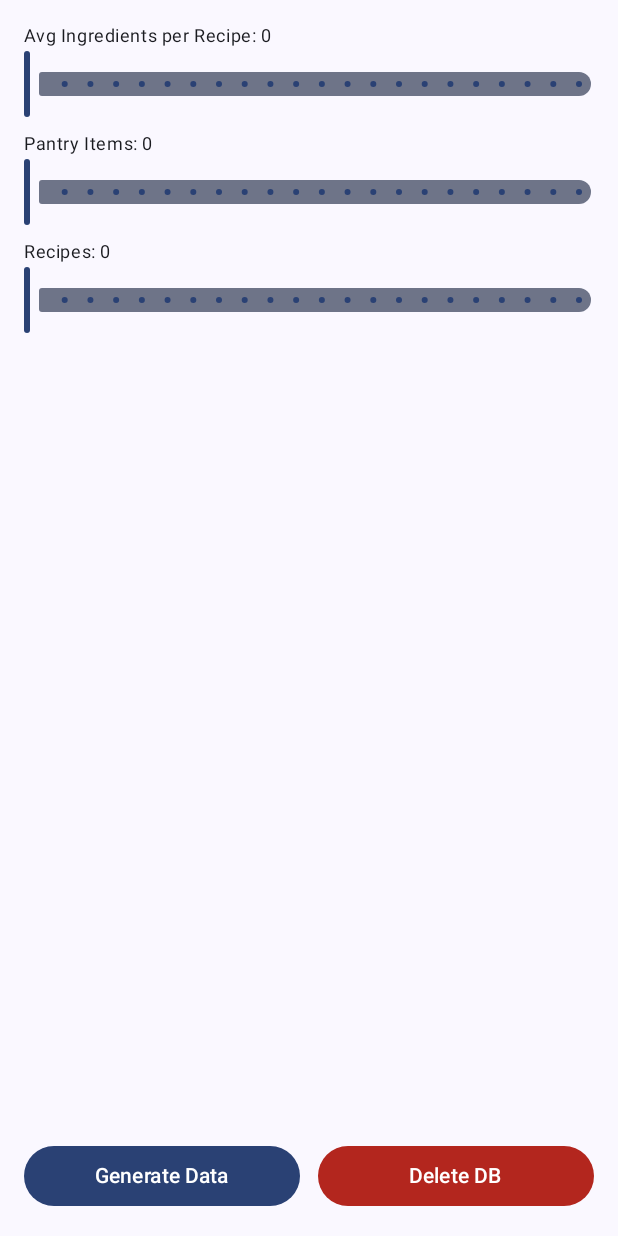
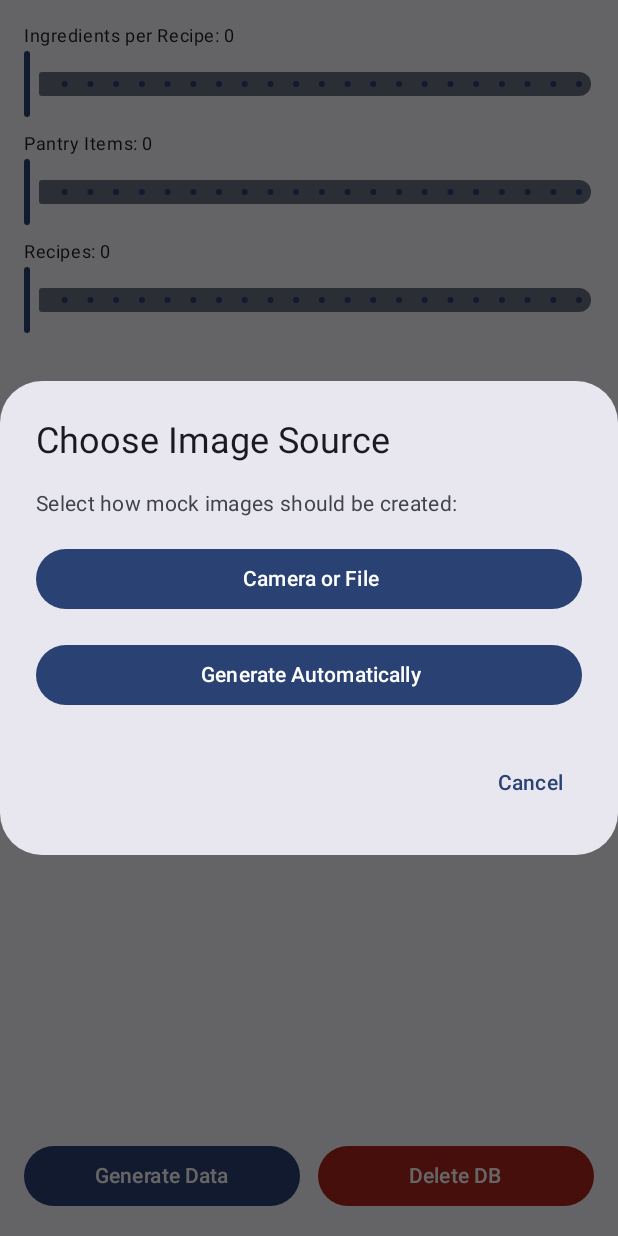
Before and after one commit to fishelbow/Whats-for-dinner-Android-app, an Android app built with Jetpack Compose: the composable DebugToolsScreen shown on its own in the app's theme, after a tap on "Generate Data", on a phone screen of 412 x 824 dp. Run offline under Robolectric (Android 15) with nearby library versions, the phone set to English and light mode, and no system bars; our stand-ins replace Dagger/Hilt's generated code, Room's generated code.

Commit message:
work on mock data

```diff
--- a/app/src/main/java/com/example/possiblythelastnewproject/core/utils/ImagePickerLauncher.kt
+++ b/app/src/main/java/com/example/possiblythelastnewproject/core/utils/ImagePickerLauncher.kt
@@ -94,7 +94,7 @@ fun saveBitmapToInternalStorage(context: Context, bitmap: Bitmap): Uri? {
     return try {
         val file = File(context.filesDir, filename)
         FileOutputStream(file).use { out ->
-            bitmap.compress(Bitmap.CompressFormat.JPEG, 80, out)
+            bitmap.compress(Bitmap.CompressFormat.JPEG, 85, out)
         }
         FileProvider.getUriForFile(context, "${context.packageName}.provider", file)
     } catch (e: Exception) {
--- a/app/src/main/java/com/example/possiblythelastnewproject/debug/DebugToolsScreen.kt
+++ b/app/src/main/java/com/example/possiblythelastnewproject/debug/DebugToolsScreen.kt
@@ -1,5 +1,6 @@
 package com.example.possiblythelastnewproject.debug
 
+import android.net.Uri
 import androidx.activity.compose.BackHandler
 import androidx.compose.foundation.layout.*
 import androidx.compose.foundation.rememberScrollState
@@ -10,7 +11,12 @@ import androidx.compose.ui.Modifier
 import androidx.compose.ui.platform.LocalContext
 import androidx.compose.ui.unit.dp
 import androidx.hilt.navigation.compose.hiltViewModel
+import com.example.possiblythelastnewproject.core.utils.copyUriToInternalStorage
+import com.example.possiblythelastnewproject.core.utils.imagePicker
+import kotlinx.coroutines.Dispatchers
 import kotlinx.coroutines.launch
+import kotlinx.coroutines.withContext
+import androidx.compose.ui.Alignment
 
 @Composable
 fun DebugToolsScreen() {
@@ -22,8 +28,10 @@ fun DebugToolsScreen() {
     var recipeCount by remember { mutableFloatStateOf(0f) }
     var ingredientAmount by remember { mutableFloatStateOf(0f) }
 
+    var showImageSourceDialog by remember { mutableStateOf(false) }
     var showDeleteDialog by remember { mutableStateOf(false) }
     var showSecondConfirm by remember { mutableStateOf(false) }
+    var selectedImageUri by remember { mutableStateOf<Uri?>(null) }
 
     val isLoading by viewModel.isLoading
     val progress by viewModel.progress
@@ -32,16 +40,55 @@ fun DebugToolsScreen() {
 
     val scrollState = rememberScrollState()
 
-    fun triggerMockGeneration() {
-        viewModel.beginLoading() // 🔥 trigger loading UI immediately
+    fun launchSyntheticGeneration() {
+        val generator: suspend (String) -> Uri = { label ->
+            withContext(Dispatchers.IO) {
+                generateMockImage(context, label)
+            }
+        }
+        viewModel.beginLoading()
         coroutineScope.launch {
             viewModel.loadTestData(
                 context = context,
                 pantryCount = pantryCount.toInt(),
                 recipeCount = recipeCount.toInt(),
-                ingredientCount = ingredientAmount.toInt()
+                ingredientCount = ingredientAmount.toInt(),
+                generateImage = generator
             )
         }
+    }
+
+    fun launchClonedGeneration(source: Uri?) {
+        if (source == null) return
+        val clonedSource = source
+        val generator: suspend (String) -> Uri = { _ ->
+            withContext(Dispatchers.IO) {
+                copyUriToInternalStorage(context, clonedSource)
+                    ?: generateMockImage(context, "fallback")
+            }
+        }
+        viewModel.beginLoading()
+        coroutineScope.launch {
+            viewModel.loadTestData(
+                context = context,
+                pantryCount = pantryCount.toInt(),
+                recipeCount = recipeCount.toInt(),
+                ingredientCount = ingredientAmount.toInt(),
+                generateImage = generator
+            )
+        }
+    }
+
+    val pickFromGallery = imagePicker { uri ->
+        selectedImageUri = uri
+        showImageSourceDialog = false
+        launchClonedGeneration(uri)
+    }
+
+    val captureFromCamera = imagePicker { uri ->
+        selectedImageUri = uri
+        showImageSourceDialog = false
+        launchClonedGeneration(uri)
     }
 
     Column(
@@ -56,13 +103,12 @@ fun DebugToolsScreen() {
                 .verticalScroll(scrollState)
         ) {
             SliderWithLabel(
-                label = "Avg Ingredients per Recipe",
+                label = "Ingredients per Recipe",
                 value = ingredientAmount,
                 onValueChange = { ingredientAmount = it },
                 valueRange = 1f..100f,
                 enabled = !isLoading
             )
-
             SliderWithLabel(
                 label = "Pantry Items",
                 value = pantryCount,
@@ -70,7 +116,6 @@ fun DebugToolsScreen() {
                 valueRange = 0f..100_000f,
                 enabled = !isLoading
             )
-
             SliderWithLabel(
                 label = "Recipes",
                 value = recipeCount,
@@ -84,30 +129,17 @@ fun DebugToolsScreen() {
             if (isLoading) {
                 val stage by viewModel.loadingStage
                 val detail by viewModel.loadingDetail
-
                 Column(
                     verticalArrangement = Arrangement.spacedBy(4.dp),
                     modifier = Modifier
                         .fillMaxWidth()
                         .padding(vertical = 8.dp)
                 ) {
-                    Text(
-                        text = "$stage ${(progress * 100).toInt()}%",
-                        style = MaterialTheme.typography.bodyMedium
-                    )
-
+                    Text("$stage ${(progress * 100).toInt()}%", style = MaterialTheme.typography.bodyMedium)
                     if (detail.isNotBlank()) {
-                        Text(
-                            text = detail,
-                            style = MaterialTheme.typography.bodySmall,
-                            modifier = Modifier.padding(top = 2.dp)
-                        )
+                        Text(detail, style = MaterialTheme.typography.bodySmall, modifier = Modifier.padding(top = 2.dp))
                     }
-
-                    LinearProgressIndicator(
-                        progress = { progress },
-                        modifier = Modifier.fillMaxWidth()
-                    )
+                    LinearProgressIndicator(progress = { progress }, modifier = Modifier.fillMaxWidth())
                 }
             }
 
@@ -116,7 +148,7 @@ fun DebugToolsScreen() {
                 modifier = Modifier.fillMaxWidth()
             ) {
                 Button(
-                    onClick = { triggerMockGeneration() },
+                    onClick = { showImageSourceDialog = true },
                     modifier = Modifier.weight(1f),
                     enabled = !isLoading
                 ) {
@@ -133,6 +165,51 @@ fun DebugToolsScreen() {
                 }
             }
         }
+    }
+
+    if (showImageSourceDialog) {
+        AlertDialog(
+            onDismissRequest = { showImageSourceDialog = false },
+            title = { Text("Choose Image Source") },
+            text = {
+                Column(
+                    verticalArrangement = Arrangement.spacedBy(16.dp),
+                    modifier = Modifier.fillMaxWidth()
+                ) {
+                    Text("Select how mock images should be created:")
+
+                    Button(
+                        onClick = {
+                            showImageSourceDialog = false
+                            pickFromGallery()
+                        },
+                        modifier = Modifier.fillMaxWidth()
+                    ) {
+                        Text(" Camera or File")
+                    }
+
+                    Button(
+                        onClick = {
+                            showImageSourceDialog = false
+                            launchSyntheticGeneration()
+                        },
+                        modifier = Modifier.fillMaxWidth()
+                    ) {
+                        Text(" Generate Automatically")
+                    }
+                }
+            },
+            confirmButton = {
+                Box(modifier = Modifier.fillMaxWidth()) {
+                    TextButton(
+                        onClick = { showImageSourceDialog = false },
+                        modifier = Modifier.align(Alignment.CenterEnd)
+                    ) {
+                        Text("Cancel")
+                    }
+                }
+            }
+        )
     }
 
     if (showDeleteDialog) {
@@ -188,12 +265,6 @@ fun SliderWithLabel(
     enabled: Boolean = true
 ) {
     Text("$label: ${value.toInt()}", style = MaterialTheme.typography.bodySmall)
-    Slider(
-        value = value,
-        onValueChange = onValueChange,
-        valueRange = valueRange,
-        steps = steps,
-        enabled = enabled
-    )
+    Slider(value = value, onValueChange = onValueChange, valueRange = valueRange, steps = steps, enabled = enabled)
     Spacer(modifier = Modifier.height(8.dp))
 }
```
Also changed, not shown: app/src/main/java/com/example/possiblythelastnewproject/debug/DebugViewModel.kt (+9 -15 lines), 1 other file.
